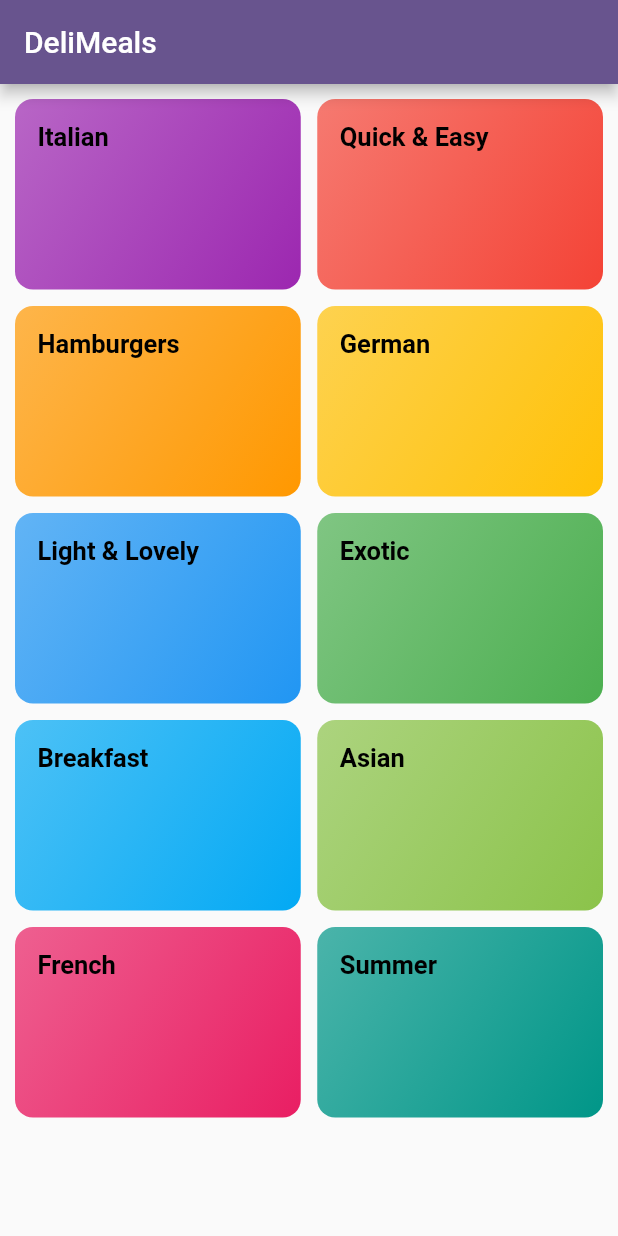
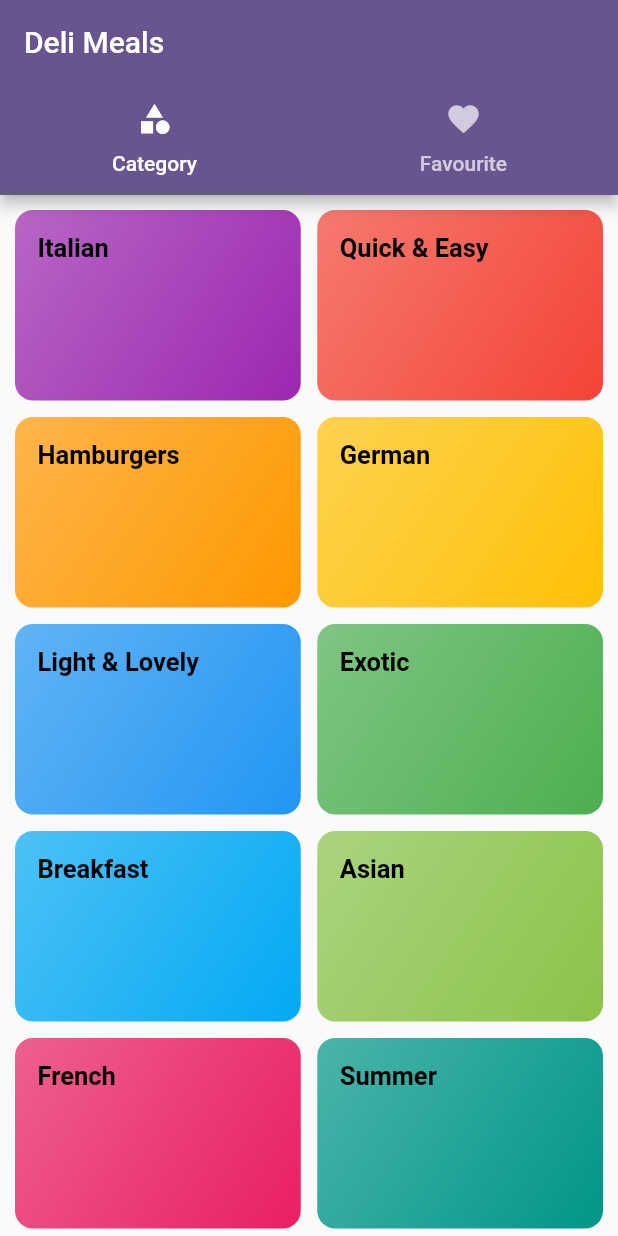
Before and after one commit to 420saqi/meals-App, a Flutter app: the screen it shows after launch, on a phone screen of 412 x 824 dp. Run offline on Flutter 3.47's test engine with Material 2 defaults, Android fonts, the phone set to English and light mode, and no system bars.

```diff
--- a/lib/main.dart
+++ b/lib/main.dart
@@ -2,6 +2,7 @@ import 'package:flutter/material.dart';
 import 'package:mealsapp/screens/category_meals_screen.dart';
 import 'package:mealsapp/screens/category_screen.dart';
 import 'package:mealsapp/screens/meals_details_screen.dart';
+import 'package:mealsapp/screens/tab_bar_screen.dart';
 
 void main() {
   runApp(const MyApp());
@@ -26,7 +27,7 @@ class MyApp extends StatelessWidget {
       ),
       // home: const CategoriesScreen(),
       routes: {
-        '/': (context) => const CategoriesScreen(), // default route
+        '/': (context) => const TabsBarScreen(), // default route
         'category-meals': (context) => const CategoryMealScreen(),
         MealsDetailScreen.mealsScreenRoute: (context) => MealsDetailScreen(),
       },
@@ -38,7 +39,7 @@ class MyApp extends StatelessWidget {
       onGenerateRoute: (settings) {
         print(settings.arguments);
         return MaterialPageRoute(
-          builder: (context) => CategoriesScreen(),
+          builder: (context) => const CategoriesScreen(),
         );
       },
 
--- a/lib/screens/category_screen.dart
+++ b/lib/screens/category_screen.dart
@@ -8,9 +8,9 @@ class CategoriesScreen extends StatelessWidget {
   @override
   Widget build(BuildContext context) {
     return Scaffold(
-      appBar: AppBar(
-        title: const Text('DeliMeals'),
-      ),
+      // appBar: AppBar(
+      //   title: const Text('DeliMeals'),
+      // ),
       body: GridView(
         padding: const EdgeInsets.all(10),
         gridDelegate: const SliverGridDelegateWithMaxCrossAxisExtent(
--- /dev/null
+++ b/lib/screens/tab_bar_screen.dart
@@ -0,0 +1,37 @@
+import 'package:flutter/cupertino.dart';
+import 'package:flutter/material.dart';
+import 'package:mealsapp/screens/category_screen.dart';
+import 'package:mealsapp/screens/favourite_screen.dart';
+
+class TabsBarScreen extends StatefulWidget {
+  const TabsBarScreen({super.key});
+
+  @override
+  State<TabsBarScreen> createState() => _TabsBarScreenState();
+}
+
+class _TabsBarScreenState extends State<TabsBarScreen> {
+  @override
+  Widget build(BuildContext context) {
+    return DefaultTabController(
+        // initialIndex: 0, // default is 0 means categoriesScreen is selected
+        length: 2,
+        child: Scaffold(
+      appBar: AppBar(
+        title: Text('Deli Meals'),
+        bottom: TabBar(
+          tabs: [
+            Tab(icon: Icon(Icons.category),text: 'Category',),
+            Tab(icon: Icon(Icons.favorite),text: 'Favourite',)
+          ],
+        ),
+      ),
+      body: TabBarView(
+        children: [
+          CategoriesScreen(),
+          FavouriteScreen(),
+        ],
+      ),
+    ));
+  }
+}
```
Also changed, not shown: lib/screens/favourite_screen.dart (added, +12 -0 lines), lib/screens/meals_details_screen.dart (+74 -5 lines).
